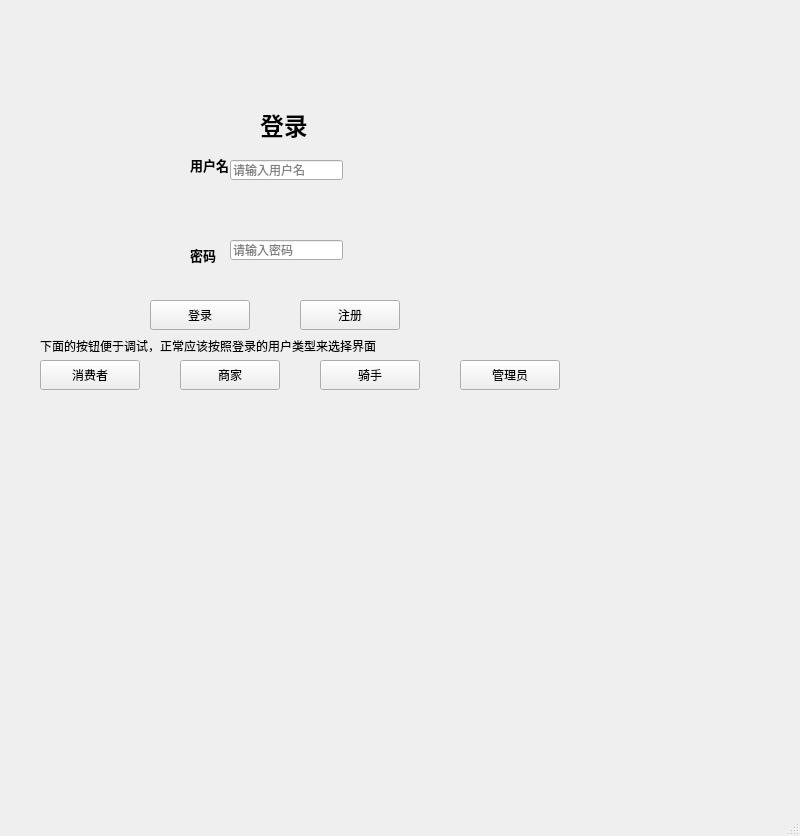
chichuxwx/Food-delivery-platform, file login.ui: the form before one commit.
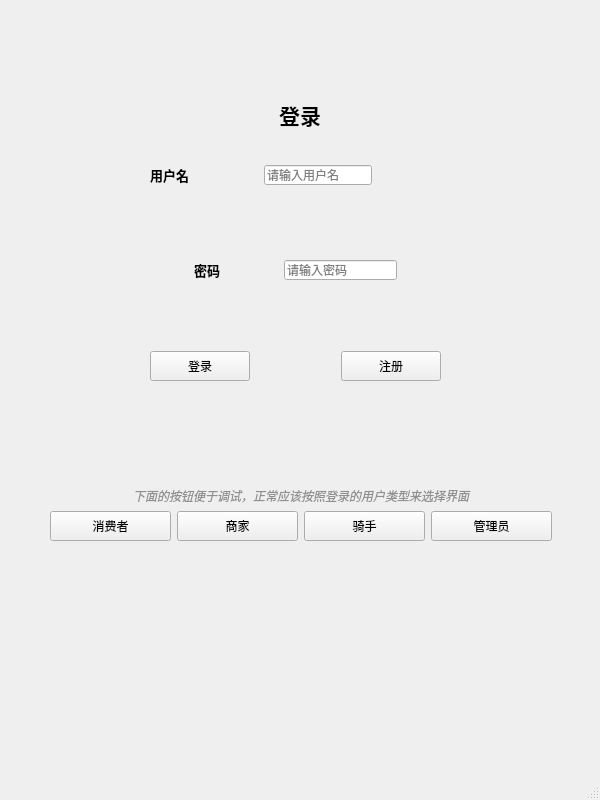
The form after the commit.

The edit to the form file:
```diff
--- a/login.ui
+++ b/login.ui
@@ -6,10 +6,28 @@
    <rect>
     <x>0</x>
     <y>0</y>
-    <width>800</width>
-    <height>836</height>
+    <width>600</width>
+    <height>800</height>
    </rect>
   </property>
+  <property name="sizePolicy">
+   <sizepolicy hsizetype="Minimum" vsizetype="Minimum">
+    <horstretch>0</horstretch>
+    <verstretch>0</verstretch>
+   </sizepolicy>
+  </property>
+  <property name="minimumSize">
+   <size>
+    <width>600</width>
+    <height>800</height>
+   </size>
+  </property>
+  <property name="maximumSize">
+   <size>
+    <width>600</width>
+    <height>854</height>
+   </size>
+  </property>
   <property name="windowTitle">
    <string>MainWindow</string>
   </property>
@@ -26,40 +44,39 @@
      <height>800</height>
     </size>
    </property>
-   <widget class="QLineEdit" name="lineEdit_2">
+   <widget class="QLabel" name="label">
     <property name="geometry">
      <rect>
-      <x>230</x>
-      <y>240</y>
-      <width>113</width>
-      <height>20</height>
+      <x>270</x>
+      <y>90</y>
+      <width>60</width>
+      <height>50</height>
      </rect>
     </property>
     <property name="maximumSize">
      <size>
-      <width>113</width>
-      <height>20</height>
+      <width>60</width>
+      <height>50</height>
      </size>
     </property>
     <property name="text">
-     <string/>
-    </property>
-    <property name="echoMode">
-     <enum>QLineEdit::EchoMode::Password</enum>
-    </property>
-    <property name="placeholderText">
-     <string>请输入密码</string>
+     <string>&lt;html&gt;&lt;head/&gt;&lt;body&gt;&lt;p align=&quot;center&quot;&gt;&lt;span style=&quot; font-size:16pt; font-weight:700;&quot;&gt;登录&lt;/span&gt;&lt;/p&gt;&lt;/body&gt;&lt;/html&gt;</string>
     </property>
    </widget>
+   <widget class="QWidget" name="">
+    <property name="geometry">
+     <rect>
+      <x>150</x>
+      <y>160</y>
+      <width>291</width>
+      <height>221</height>
+     </rect>
+    </property>
+    <layout class="QVBoxLayout" name="verticalLayout_2">
+     <item>
+      <layout class="QHBoxLayout" name="horizontalLayout">
+       <item>
    <widget class="QLabel" name="label_2">
-    <property name="geometry">
-     <rect>
-      <x>190</x>
-      <y>150</y>
-      <width>40</width>
-      <height>30</height>
-     </rect>
-    </property>
     <property name="minimumSize">
      <size>
       <width>40</width>
@@ -76,40 +93,9 @@
      <string>&lt;html&gt;&lt;head/&gt;&lt;body&gt;&lt;p&gt;&lt;span style=&quot; font-size:10pt; font-weight:700;&quot;&gt;用户名&lt;/span&gt;&lt;/p&gt;&lt;/body&gt;&lt;/html&gt;</string>
     </property>
    </widget>
-   <widget class="QLabel" name="label_3">
-    <property name="geometry">
-     <rect>
-      <x>190</x>
-      <y>240</y>
-      <width>40</width>
-      <height>30</height>
-     </rect>
-    </property>
-    <property name="minimumSize">
-     <size>
-      <width>40</width>
-      <height>30</height>
-     </size>
-    </property>
-    <property name="maximumSize">
-     <size>
-      <width>40</width>
-      <height>30</height>
-     </size>
-    </property>
-    <property name="text">
-     <string>&lt;html&gt;&lt;head/&gt;&lt;body&gt;&lt;p&gt;&lt;span style=&quot; font-size:10pt; font-weight:700;&quot;&gt;密码&lt;/span&gt;&lt;/p&gt;&lt;/body&gt;&lt;/html&gt;</string>
-    </property>
-   </widget>
+       </item>
+       <item alignment="Qt::AlignmentFlag::AlignHCenter">
    <widget class="QLineEdit" name="lineEdit">
-    <property name="geometry">
-     <rect>
-      <x>230</x>
-      <y>160</y>
-      <width>113</width>
-      <height>20</height>
-     </rect>
-    </property>
     <property name="maximumSize">
      <size>
       <width>113</width>
@@ -123,15 +109,55 @@
      <string>请输入用户名</string>
     </property>
    </widget>
+       </item>
+      </layout>
+     </item>
+     <item>
+      <layout class="QHBoxLayout" name="horizontalLayout_2">
+       <item>
+        <widget class="QLabel" name="label_3">
+         <property name="minimumSize">
+          <size>
+           <width>40</width>
+           <height>30</height>
+          </size>
+         </property>
+         <property name="maximumSize">
+          <size>
+           <width>40</width>
+           <height>30</height>
+          </size>
+         </property>
+         <property name="text">
+          <string>&lt;html&gt;&lt;head/&gt;&lt;body&gt;&lt;p&gt;&lt;span style=&quot; font-size:10pt; font-weight:700;&quot;&gt;密码&lt;/span&gt;&lt;/p&gt;&lt;/body&gt;&lt;/html&gt;</string>
+         </property>
+        </widget>
+       </item>
+       <item alignment="Qt::AlignmentFlag::AlignVCenter">
+        <widget class="QLineEdit" name="lineEdit_2">
+         <property name="maximumSize">
+          <size>
+           <width>113</width>
+           <height>20</height>
+          </size>
+         </property>
+         <property name="text">
+          <string/>
+         </property>
+         <property name="echoMode">
+          <enum>QLineEdit::EchoMode::Password</enum>
+         </property>
+         <property name="placeholderText">
+          <string>请输入密码</string>
+         </property>
+        </widget>
+       </item>
+      </layout>
+     </item>
+     <item>
+      <layout class="QHBoxLayout" name="horizontalLayout_3">
+       <item alignment="Qt::AlignmentFlag::AlignLeft">
    <widget class="QPushButton" name="pushButton">
-    <property name="geometry">
-     <rect>
-      <x>150</x>
-      <y>300</y>
-      <width>100</width>
-      <height>30</height>
-     </rect>
-    </property>
     <property name="minimumSize">
      <size>
       <width>100</width>
@@ -148,40 +174,9 @@
      <string>登录</string>
     </property>
    </widget>
-   <widget class="QLabel" name="label">
-    <property name="geometry">
-     <rect>
-      <x>260</x>
-      <y>100</y>
-      <width>60</width>
-      <height>50</height>
-     </rect>
-    </property>
-    <property name="minimumSize">
-     <size>
-      <width>60</width>
-      <height>50</height>
-     </size>
-    </property>
-    <property name="maximumSize">
-     <size>
-      <width>60</width>
-      <height>50</height>
-     </size>
-    </property>
-    <property name="text">
-     <string>&lt;html&gt;&lt;head/&gt;&lt;body&gt;&lt;p&gt;&lt;span style=&quot; font-size:18pt; font-weight:700;&quot;&gt;登录&lt;/span&gt;&lt;/p&gt;&lt;/body&gt;&lt;/html&gt;</string>
-    </property>
-   </widget>
+       </item>
+       <item>
    <widget class="QPushButton" name="pushButton_2">
-    <property name="geometry">
-     <rect>
-      <x>300</x>
-      <y>300</y>
-      <width>100</width>
-      <height>30</height>
-     </rect>
-    </property>
     <property name="minimumSize">
      <size>
       <width>100</width>
@@ -198,15 +193,38 @@
      <string>注册</string>
     </property>
    </widget>
+       </item>
+      </layout>
+     </item>
+    </layout>
+   </widget>
+   <widget class="QWidget" name="">
+    <property name="geometry">
+     <rect>
+      <x>50</x>
+      <y>400</y>
+      <width>502</width>
+      <height>141</height>
+     </rect>
+    </property>
+    <layout class="QVBoxLayout" name="verticalLayout">
+     <item alignment="Qt::AlignmentFlag::AlignBottom">
+      <widget class="QLabel" name="label_4">
+       <property name="minimumSize">
+        <size>
+         <width>500</width>
+         <height>0</height>
+        </size>
+       </property>
+       <property name="text">
+        <string>&lt;html&gt;&lt;head/&gt;&lt;body&gt;&lt;p align=&quot;center&quot;&gt;&lt;span style=&quot; font-style:italic; color:#909090;&quot;&gt;下面的按钮便于调试，正常应该按照登录的用户类型来选择界面&lt;/span&gt;&lt;/p&gt;&lt;/body&gt;&lt;/html&gt;</string>
+       </property>
+      </widget>
+     </item>
+     <item>
+      <layout class="QHBoxLayout" name="horizontalLayout_4">
+       <item>
    <widget class="QPushButton" name="pushButton_3">
-    <property name="geometry">
-     <rect>
-      <x>40</x>
-      <y>360</y>
-      <width>100</width>
-      <height>30</height>
-     </rect>
-    </property>
     <property name="minimumSize">
      <size>
       <width>100</width>
@@ -217,34 +235,9 @@
      <string>消费者</string>
     </property>
    </widget>
-   <widget class="QPushButton" name="pushButton_4">
-    <property name="geometry">
-     <rect>
-      <x>320</x>
-      <y>360</y>
-      <width>100</width>
-      <height>30</height>
-     </rect>
-    </property>
-    <property name="minimumSize">
-     <size>
-      <width>100</width>
-      <height>30</height>
-     </size>
-    </property>
-    <property name="text">
-     <string>骑手</string>
-    </property>
-   </widget>
+       </item>
+       <item>
    <widget class="QPushButton" name="pushButton_5">
-    <property name="geometry">
-     <rect>
-      <x>180</x>
-      <y>360</y>
-      <width>100</width>
-      <height>30</height>
-     </rect>
-    </property>
     <property name="minimumSize">
      <size>
       <width>100</width>
@@ -255,34 +248,22 @@
      <string>商家</string>
     </property>
    </widget>
-   <widget class="QLabel" name="label_4">
-    <property name="geometry">
-     <rect>
-      <x>40</x>
-      <y>340</y>
-      <width>500</width>
-      <height>12</height>
-     </rect>
-    </property>
+       </item>
+       <item>
+        <widget class="QPushButton" name="pushButton_4">
     <property name="minimumSize">
      <size>
-      <width>500</width>
-      <height>0</height>
+           <width>100</width>
+           <height>30</height>
      </size>
     </property>
     <property name="text">
-     <string>下面的按钮便于调试，正常应该按照登录的用户类型来选择界面</string>
-    </property>
-   </widget>
+          <string>骑手</string>
+         </property>
+        </widget>
+       </item>
+       <item>
    <widget class="QPushButton" name="pushButton_6">
-    <property name="geometry">
-     <rect>
-      <x>460</x>
-      <y>360</y>
-      <width>100</width>
-      <height>30</height>
-     </rect>
-    </property>
     <property name="minimumSize">
      <size>
       <width>100</width>
@@ -293,6 +274,11 @@
      <string>管理员</string>
     </property>
    </widget>
+       </item>
+      </layout>
+     </item>
+    </layout>
+   </widget>
   </widget>
   <widget class="QMenuBar" name="menubar">
    <property name="geometry">
```
Left out of the diff: 8 changed lines with no effect on the pictures. Lines whose indentation alone changed are shown as unchanged.
